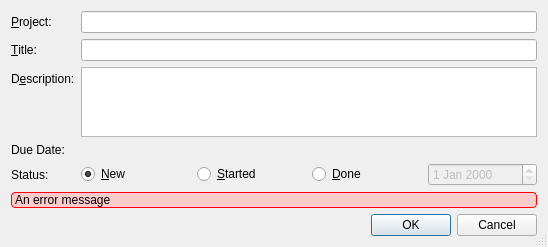
Before: the Qt Designer form addtaskdialog.ui in agateau/qyok, drawn with Qt 5.
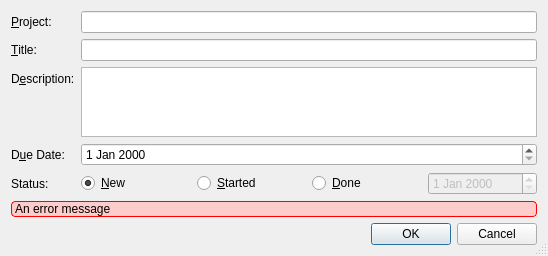
After: the same form once the commit is applied. Custom widgets are drawn as their Qt base class.

Commit message: Pretend YDateEdit inherits from QDateEdit so that buddy can be set

Patch:
```diff
--- a/addtaskdialog.ui
+++ b/addtaskdialog.ui
@@ -116,19 +116,15 @@
      <item row="3" column="0">
       <widget class="QLabel" name="label_5">
        <property name="text">
-        <string>Due Date:</string>
+        <string>D&amp;ue Date:</string>
+       </property>
+       <property name="buddy">
+        <cstring>dueDateEdit</cstring>
        </property>
       </widget>
      </item>
      <item row="3" column="1">
-      <widget class="YDateEdit" name="dueDateEdit" native="true">
-       <property name="minimumSize">
-        <size>
-         <width>100</width>
-         <height>0</height>
-        </size>
-       </property>
-      </widget>
+      <widget class="YDateEdit" name="dueDateEdit"/>
      </item>
     </layout>
    </item>
@@ -166,7 +162,7 @@
  <customwidgets>
   <customwidget>
    <class>YDateEdit</class>
-   <extends>QWidget</extends>
+   <extends>QDateEdit</extends>
    <header>ydateedit.h</header>
    <container>1</container>
   </customwidget>
```
Left out of the diff: 4 changed lines with no effect on the pictures.
